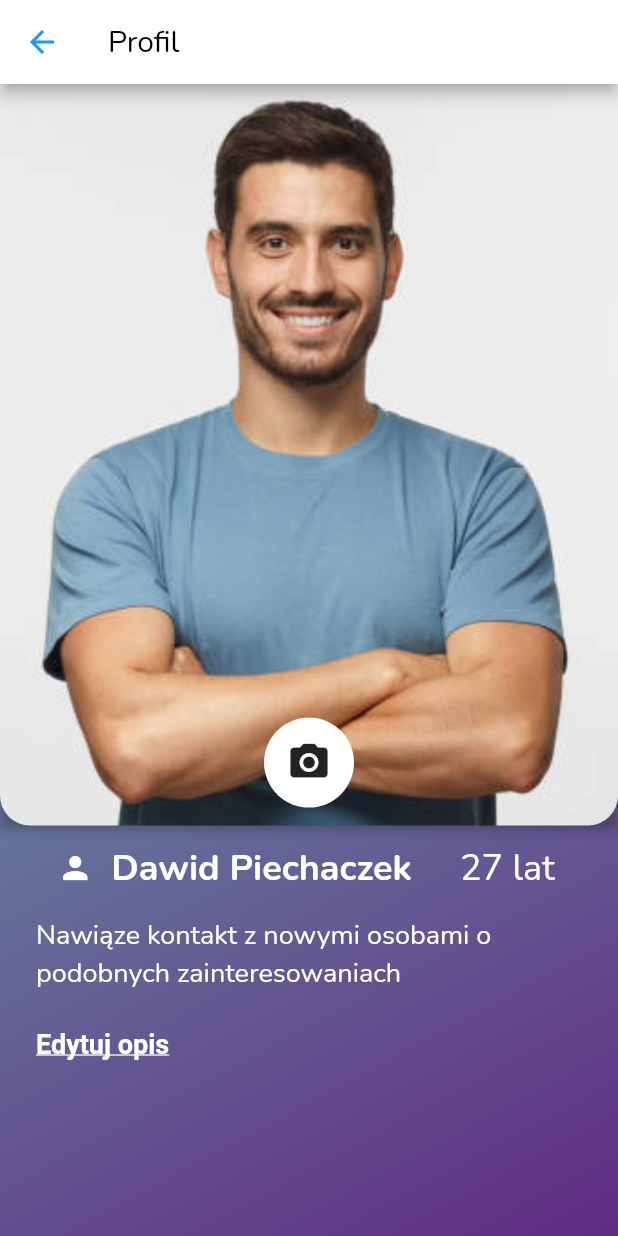
After one commit to dawidpiechaczek/NearMe, a Flutter app: the ProfileEditPage screen opened directly, on a phone screen of 412 x 824 dp. The commit adds this screen. Run offline on Flutter 3.47's test engine with Material 2 defaults, Android fonts, the phone set to English and light mode, and no system bars; our stand-ins replace font_awesome_flutter, google_sign_in, image_picker.

Commit message:
Profile screen added.

```diff
--- a/lib/screen/conditions.dart
+++ b/lib/screen/conditions.dart
@@ -1,4 +1,4 @@
-import 'package:NearMe/screen/profile.dart';
+import 'package:NearMe/screen/profile_preferences.dart';
 import 'package:NearMe/widgets/appBackground.dart';
 import 'package:NearMe/widgets/roundedButton.dart';
 import 'package:flutter/material.dart';
@@ -22,7 +22,7 @@ class _ConditonsPageState extends State<ConditonsPage> {
 
   void _navigateToProfile() {
     Navigator.push(context, MaterialPageRoute(builder: (context) {
-      return ProfileMainPage();
+      return ProfilePreferencesPage();
     }));
   }
 
--- a/lib/screen/gallery.dart
+++ b/lib/screen/gallery.dart
@@ -100,6 +100,7 @@ class _GalleryPageState extends State<GalleryPage> {
             child: _images[index] == null
                 ? CircleButton(
                     onTap: () => _getImage(),
+                    size: 30,
                     icon: Icon(
                       Icons.add,
                       color: Colors.white,
@@ -130,6 +131,7 @@ class _GalleryPageState extends State<GalleryPage> {
             padding: EdgeInsets.all(8),
             child: CircleButton(
                 onTap: () => _removeImage(index),
+                size: 30,
                 icon: Icon(
                   Icons.close,
                   color: Colors.white,
--- /dev/null
+++ b/lib/screen/profile_edit.dart
@@ -0,0 +1,177 @@
+import 'package:NearMe/screen/gallery.dart';
+import 'package:NearMe/widgets/appBackground.dart';
+import 'package:NearMe/widgets/circleButton.dart';
+import 'package:flutter/material.dart';
+import 'package:flutter/widgets.dart';
+
+class ProfileEditPage extends StatefulWidget {
+  ProfileEditPage({Key? key, this.title}) : super(key: key);
+
+  final String? title;
+
+  @override
+  _ProfileEditState createState() => _ProfileEditState();
+}
+
+class _ProfileEditState extends State<ProfileEditPage> {
+  final PageController controller = PageController(initialPage: 0);
+
+  @override
+  void initState() {
+    super.initState();
+    print("InitState");
+  }
+
+  void _navigateToGallery() {
+    Navigator.push(context, MaterialPageRoute(builder: (context) {
+      return GalleryPage();
+    }));
+  }
+
+  @override
+  Widget build(BuildContext context) {
+    return Scaffold(
+      appBar: profileEditAppBar(),
+      body: Stack(
+        children: [
+          backgroundGradient(),
+          Column(
+            crossAxisAlignment: CrossAxisAlignment.start,
+            children: [
+              pagerWithPhotos(),
+              basicUserInfo(),
+              userDescription(),
+              editDescriptionButton()
+            ],
+          ),
+        ],
+      ),
+    );
+  }
+
+  Padding editDescriptionButton() {
+    return Padding(
+      padding: EdgeInsets.only(left: 24, top: 24),
+      child: RichText(
+          text: TextSpan(
+        text: "Edytuj opis",
+        style: TextStyle(
+            decoration: TextDecoration.underline,
+            fontSize: 18,
+            fontWeight: FontWeight.bold),
+      )),
+    );
+  }
+
+  Padding userDescription() {
+    return Padding(
+        padding: EdgeInsets.only(left: 24, top: 16),
+        child: Text(
+          "Nawiąze kontakt z nowymi osobami o podobnych zainteresowaniach",
+          style: TextStyle(color: Colors.white, fontSize: 18),
+        ));
+  }
+
+  Padding basicUserInfo() {
+    return Padding(
+      padding: EdgeInsets.only(top: 12),
+      child: Row(mainAxisAlignment: MainAxisAlignment.center, children: [
+        Padding(
+          padding: EdgeInsets.only(left: 12, right: 12),
+          child: Icon(
+            Icons.person,
+            color: Colors.white,
+          ),
+        ),
+        Text(
+          "Dawid Piechaczek",
+          style: TextStyle(
+              fontSize: 24, color: Colors.white, fontWeight: FontWeight.bold),
+        ),
+        Padding(
+            padding: EdgeInsets.only(right: 16, left: 32),
+            child: Text(
+              "27 lat",
+              style: TextStyle(fontSize: 24, color: Colors.white),
+            )),
+      ]),
+    );
+  }
+
+  Container pagerWithPhotos() {
+    return Container(
+      height: MediaQuery.of(context).size.height * 3 / 5,
+      child: Stack(
+        children: [
+          Container(
+            decoration: BoxDecoration(
+              boxShadow: [
+                BoxShadow(
+                  color: Colors.black26,
+                  offset: Offset(0.0, 2.0),
+                  blurRadius: 6.0,
+                )
+              ],
+            ),
+            child: PageView(
+              scrollDirection: Axis.horizontal,
+              controller: controller,
+              children: [
+                ClipRRect(
+                  borderRadius: BorderRadius.only(
+                      bottomLeft: Radius.circular(20),
+                      bottomRight: Radius.circular(20)),
+                  child: Image.asset(
+                    "assets/images/profile_photo.png",
+                    fit: BoxFit.cover,
+                  ),
+                ),
+                Center(
+                  child: Text('Second Page'),
+                ),
+                Center(
+                  child: Text('Third Page'),
+                )
+              ],
+            ),
+          ),
+          photoButton()
+        ],
+      ),
+    );
+  }
+
+  Positioned photoButton() {
+    return Positioned(
+      bottom: 0,
+      left: 0.5,
+      right: 0.5,
+      child: Padding(
+        padding: EdgeInsets.only(bottom: 12),
+        child: CircleButton(
+          backgroundColor: Colors.white,
+          icon: Icon(
+            Icons.camera_alt,
+            size: 30,
+          ),
+          onTap: () {
+            _navigateToGallery();
+          },
+          size: 60,
+        ),
+      ),
+    );
+  }
+
+  AppBar profileEditAppBar() {
+    return AppBar(
+      backgroundColor: Colors.white,
+      iconTheme: IconThemeData(color: Colors.blue),
+      actionsIconTheme: IconThemeData(color: Colors.blue),
+      title: Text(
+        "Profil",
+        style: TextStyle(color: Colors.black),
+      ),
+    );
+  }
+}
--- a/lib/screen/profile.dart
+++ b/lib/screen/profile_preferences.dart
@@ -1,18 +1,19 @@
+import 'package:NearMe/screen/profile_edit.dart';
 import 'package:NearMe/widgets/appBackground.dart';
 import 'package:NearMe/widgets/circleButton.dart';
 import 'package:flutter/material.dart';
 import 'package:flutter/widgets.dart';
 
-class ProfileMainPage extends StatefulWidget {
-  ProfileMainPage({Key? key, this.title}) : super(key: key);
+class ProfilePreferencesPage extends StatefulWidget {
+  ProfilePreferencesPage({Key? key, this.title}) : super(key: key);
 
   final String? title;
 
   @override
-  _ProfileMainPageState createState() => _ProfileMainPageState();
+  _ProfilePreferencesState createState() => _ProfilePreferencesState();
 }
 
-class _ProfileMainPageState extends State<ProfileMainPage> {
+class _ProfilePreferencesState extends State<ProfilePreferencesPage> {
   int _selectedIndex = 0;
 
   @override
@@ -25,6 +26,12 @@ class _ProfileMainPageState extends State<ProfileMainPage> {
     setState(() {
       _selectedIndex = index;
     });
+  }
+
+  void _navigateToProfileEdit() {
+    Navigator.push(context, MaterialPageRoute(builder: (context) {
+      return ProfileEditPage();
+    }));
   }
 
   @override
@@ -95,7 +102,10 @@ class _ProfileMainPageState extends State<ProfileMainPage> {
                 child: CircleButton(
                   backgroundColor: Colors.white,
                   icon: Icon(Icons.edit),
-                  onTap: () {},
+                  onTap: () {
+                    _navigateToProfileEdit();
+                  },
+                  size: 30,
                 ),
               ),
             ],
--- a/lib/widgets/circleButton.dart
+++ b/lib/widgets/circleButton.dart
@@ -6,17 +6,17 @@ class CircleButton extends StatelessWidget {
       {Key? key,
       required this.onTap,
       required this.icon,
-      required this.backgroundColor})
+      required this.backgroundColor,
+      required this.size})
       : super(key: key);
 
   final GestureTapCallback onTap;
   final Icon icon;
   final Color backgroundColor;
+  final double size;
 
   @override
   Widget build(BuildContext context) {
-    double size = 30.0;
-
     return InkResponse(
       onTap: onTap,
       child: Container(
```
